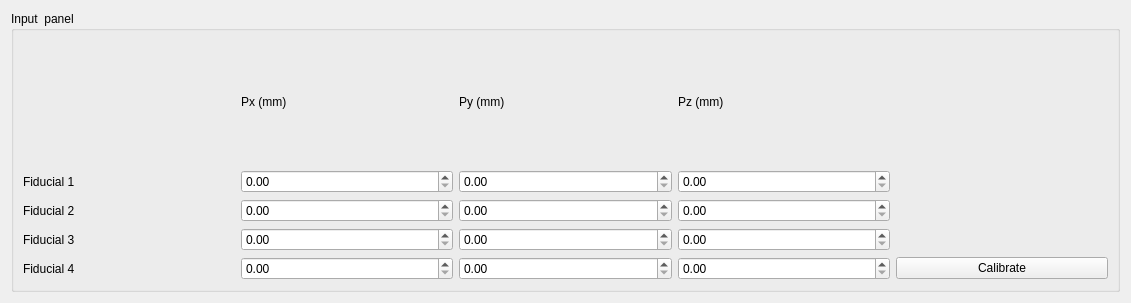
The window that UI/input_panel_pick_basket.ui (RameeshAR/cluster_cal_backend) describes before a commit, drawn with Qt 5.
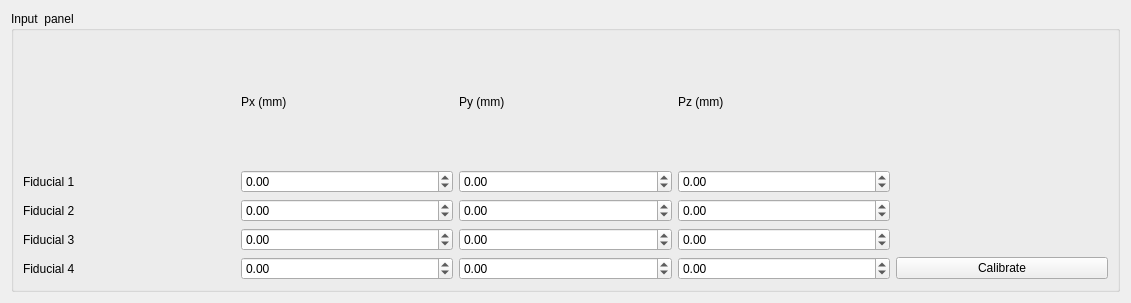
The same window after the commit.

Commit message: range fixed for spin box slide pick panel

```diff
--- a/UI/input_panel_pick_basket.ui
+++ b/UI/input_panel_pick_basket.ui
@@ -21,31 +21,121 @@
      </property>
      <layout class="QGridLayout" name="gridLayout">
       <item row="2" column="1">
-       <widget class="QDoubleSpinBox" name="DSB_px_2"/>
+       <widget class="QDoubleSpinBox" name="DSB_px_2">
+        <property name="minimum">
+         <double>-500.000000000000000</double>
+        </property>
+        <property name="singleStep">
+         <double>0.050000000000000</double>
+        </property>
+        <property name="value">
+         <double>0.000000000000000</double>
+        </property>
+       </widget>
       </item>
       <item row="3" column="1">
-       <widget class="QDoubleSpinBox" name="DSB_px_3"/>
+       <widget class="QDoubleSpinBox" name="DSB_px_3">
+        <property name="minimum">
+         <double>-500.000000000000000</double>
+        </property>
+        <property name="singleStep">
+         <double>0.050000000000000</double>
+        </property>
+        <property name="value">
+         <double>0.000000000000000</double>
+        </property>
+       </widget>
       </item>
       <item row="4" column="3">
-       <widget class="QDoubleSpinBox" name="DSB_pz_4"/>
+       <widget class="QDoubleSpinBox" name="DSB_pz_4">
+        <property name="minimum">
+         <double>-500.000000000000000</double>
+        </property>
+        <property name="maximum">
+         <double>500.000000000000000</double>
+        </property>
+        <property name="singleStep">
+         <double>0.050000000000000</double>
+        </property>
+       </widget>
       </item>
       <item row="3" column="3">
-       <widget class="QDoubleSpinBox" name="DSB_pz_3"/>
+       <widget class="QDoubleSpinBox" name="DSB_pz_3">
+        <property name="minimum">
+         <double>-500.000000000000000</double>
+        </property>
+        <property name="singleStep">
+         <double>0.050000000000000</double>
+        </property>
+        <property name="value">
+         <double>0.000000000000000</double>
+        </property>
+       </widget>
       </item>
       <item row="4" column="1">
-       <widget class="QDoubleSpinBox" name="DSB_px_4"/>
+       <widget class="QDoubleSpinBox" name="DSB_px_4">
+        <property name="minimum">
+         <double>-500.000000000000000</double>
+        </property>
+        <property name="maximum">
+         <double>500.000000000000000</double>
+        </property>
+        <property name="singleStep">
+         <double>0.050000000000000</double>
+        </property>
+       </widget>
       </item>
       <item row="1" column="2">
-       <widget class="QDoubleSpinBox" name="DSB_py_1"/>
+       <widget class="QDoubleSpinBox" name="DSB_py_1">
+        <property name="minimum">
+         <double>-500.000000000000000</double>
+        </property>
+        <property name="maximum">
+         <double>50.000000000000000</double>
+        </property>
+        <property name="singleStep">
+         <double>0.050000000000000</double>
+        </property>
+       </widget>
       </item>
       <item row="1" column="1">
-       <widget class="QDoubleSpinBox" name="DSB_px_1"/>
+       <widget class="QDoubleSpinBox" name="DSB_px_1">
+        <property name="minimum">
+         <double>-500.000000000000000</double>
+        </property>
+        <property name="maximum">
+         <double>500.000000000000000</double>
+        </property>
+        <property name="singleStep">
+         <double>0.050000000000000</double>
+        </property>
+       </widget>
       </item>
       <item row="4" column="2">
-       <widget class="QDoubleSpinBox" name="DSB_py_4"/>
+       <widget class="QDoubleSpinBox" name="DSB_py_4">
+        <property name="minimum">
+         <double>-500.000000000000000</double>
+        </property>
+        <property name="maximum">
+         <double>500.000000000000000</double>
+        </property>
+        <property name="singleStep">
+         <double>0.050000000000000</double>
+        </property>
+       </widget>
       </item>
       <item row="3" column="2">
-       <widget class="QDoubleSpinBox" name="DSB_py_3"/>
+       <widget class="QDoubleSpinBox" name="DSB_py_3">
+        <property name="minimum">
+         <double>-500.000000000000000</double>
+        </property>
+        <property name="maximum">
+         <double>500.000000000000000</double>
+        </property>
+        <property name="singleStep">
+         <double>0.050000000000000</double>
+        </property>
+       </widget>
       </item>
       <item row="0" column="2">
        <widget class="QLabel" name="LBL_Py">
@@ -69,7 +159,17 @@
        </widget>
       </item>
       <item row="2" column="2">
-       <widget class="QDoubleSpinBox" name="DSB_py_2"/>
+       <widget class="QDoubleSpinBox" name="DSB_py_2">
+        <property name="minimum">
+         <double>-500.000000000000000</double>
+        </property>
+        <property name="maximum">
+         <double>500.000000000000000</double>
+        </property>
+        <property name="singleStep">
+         <double>0.050000000000000</double>
+        </property>
+       </widget>
       </item>
       <item row="0" column="1">
        <widget class="QLabel" name="LBL_Px">
@@ -107,10 +207,30 @@
        </widget>
       </item>
       <item row="1" column="3">
-       <widget class="QDoubleSpinBox" name="DSB_pz_1"/>
+       <widget class="QDoubleSpinBox" name="DSB_pz_1">
+        <property name="minimum">
+         <double>-500.000000000000000</double>
+        </property>
+        <property name="maximum">
+         <double>500.000000000000000</double>
+        </property>
+        <property name="singleStep">
+         <double>0.050000000000000</double>
+        </property>
+       </widget>
       </item>
       <item row="2" column="3">
-       <widget class="QDoubleSpinBox" name="DSB_pz_2"/>
+       <widget class="QDoubleSpinBox" name="DSB_pz_2">
+        <property name="minimum">
+         <double>-500.000000000000000</double>
+        </property>
+        <property name="maximum">
+         <double>500.000000000000000</double>
+        </property>
+        <property name="singleStep">
+         <double>0.050000000000000</double>
+        </property>
+       </widget>
       </item>
      </layout>
     </widget>
```
The commit also changes 2 other files.
